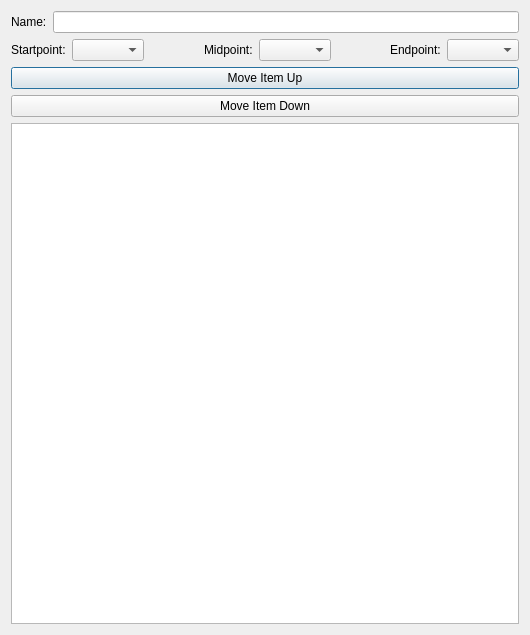
The window that editPath.ui (lerchi0/RobotPathWorkbench) describes before a commit, drawn with Qt 5.
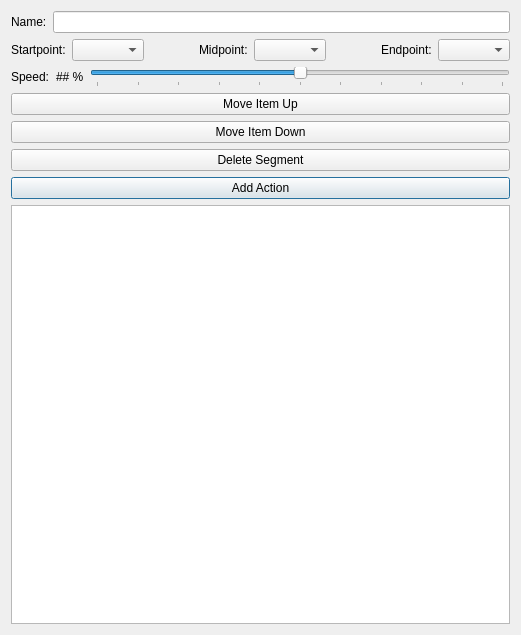
The same window after the commit.

```diff
--- a/editPath.ui
+++ b/editPath.ui
@@ -6,7 +6,7 @@
    <rect>
     <x>0</x>
     <y>0</y>
-    <width>530</width>
+    <width>521</width>
     <height>635</height>
    </rect>
   </property>
@@ -20,7 +20,21 @@
    <string>Dialog</string>
   </property>
   <layout class="QGridLayout" name="gridLayout">
-   <item row="2" column="1">
+   <item row="13" column="2">
+    <widget class="QPushButton" name="Btn_Action">
+     <property name="text">
+      <string>Add Action</string>
+     </property>
+    </widget>
+   </item>
+   <item row="12" column="2">
+    <widget class="QPushButton" name="Btn_Del">
+     <property name="text">
+      <string>Delete Segment</string>
+     </property>
+    </widget>
+   </item>
+   <item row="2" column="2">
     <layout class="QHBoxLayout" name="horizontalLayout">
      <item>
       <widget class="QLabel" name="label">
@@ -44,10 +58,10 @@
      </item>
     </layout>
    </item>
-   <item row="20" column="1">
+   <item row="23" column="2">
     <widget class="QListWidget" name="listWidget"/>
    </item>
-   <item row="7" column="1">
+   <item row="7" column="2">
     <layout class="QHBoxLayout" name="horizontalLayout_2">
      <item>
       <widget class="QLabel" name="label_2">
@@ -107,20 +121,57 @@
      </item>
     </layout>
    </item>
-   <item row="8" column="1">
-    <widget class="QPushButton" name="Btn_Move_Up">
-     <property name="text">
-      <string>Move Item Up</string>
-     </property>
-    </widget>
-   </item>
-   <item row="9" column="1">
+   <item row="11" column="2">
     <widget class="QPushButton" name="Btn_Move_Down">
      <property name="text">
       <string>Move Item Down</string>
      </property>
     </widget>
    </item>
+   <item row="10" column="2">
+    <widget class="QPushButton" name="Btn_Move_Up">
+     <property name="text">
+      <string>Move Item Up</string>
+     </property>
+    </widget>
+   </item>
+   <item row="9" column="2">
+    <layout class="QHBoxLayout" name="horizontalLayout_3">
+     <item>
+      <widget class="QLabel" name="label_5">
+       <property name="text">
+        <string>Speed:</string>
+       </property>
+      </widget>
+     </item>
+     <item>
+      <widget class="QLabel" name="Disp_Seg_Speed">
+       <property name="text">
+        <string>## %</string>
+       </property>
+      </widget>
+     </item>
+     <item>
+      <widget class="QSlider" name="Slider_Seg_Speed">
+       <property name="maximum">
+        <number>100</number>
+       </property>
+       <property name="value">
+        <number>50</number>
+       </property>
+       <property name="orientation">
+        <enum>Qt::Horizontal</enum>
+       </property>
+       <property name="tickPosition">
+        <enum>QSlider::TicksBelow</enum>
+       </property>
+       <property name="tickInterval">
+        <number>10</number>
+       </property>
+      </widget>
+     </item>
+    </layout>
+   </item>
   </layout>
  </widget>
  <resources/>
```
